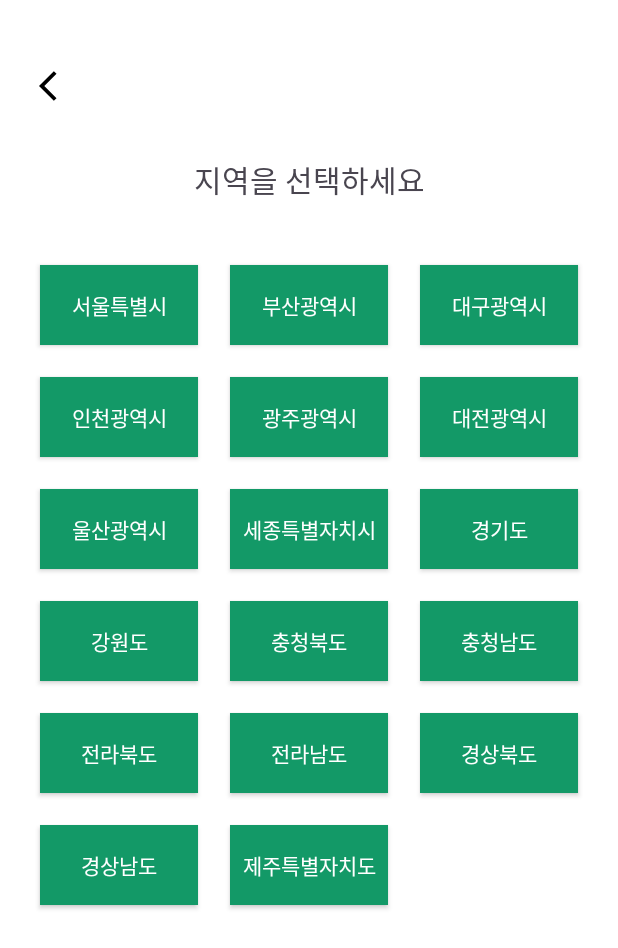
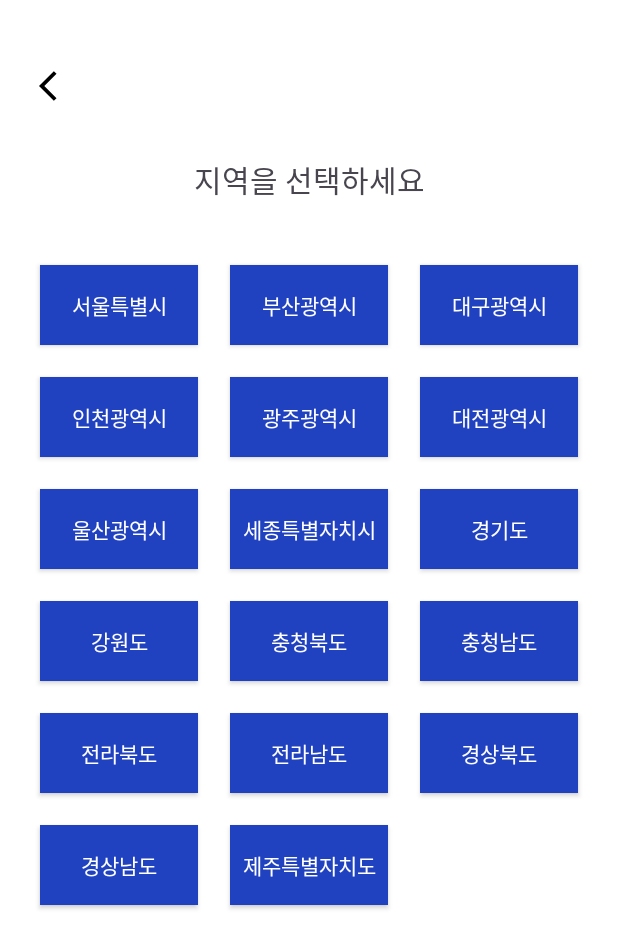
Before and after one commit to bavuchoko/golf_android, an Android app: the GameFragment screen opened directly, with no data from a screen before it, after a tap on "지역설정", on a phone screen of 412 x 824 dp. Shown: the top 948 px of the screen. Run offline under Robolectric (Android 15) with nearby library versions, the light colour scheme and no system bars; libraries missing offline, so code that uses them is left out: com.auth0.android; 1 statement that could not run was skipped.

Commit message:
앱 색상 변경

```diff
--- a/app/src/main/java/com/bavuchoko/jsparkgolf/ui/main/game/GameFragment.kt
+++ b/app/src/main/java/com/bavuchoko/jsparkgolf/ui/main/game/GameFragment.kt
@@ -198,7 +198,7 @@ class GameFragment : Fragment() {
 
     // 버튼 상태에 따라 스타일 변경
     private fun updateButtonStyles() {
-        val selectedBg = ContextCompat.getDrawable(requireContext(), R.drawable.btn_selected_basic)
+        val selectedBg = ContextCompat.getDrawable(requireContext(), R.color.app_color)
         val defaultBg = ContextCompat.getDrawable(requireContext(), R.drawable.btn_un_selected_basic)
         val selectedTextColor = ContextCompat.getColor(requireContext(), android.R.color.white)
         val defaultTextColor = ContextCompat.getColor(requireContext(), R.color.dee_gray)
--- a/app/src/main/res/values/colors.xml
+++ b/app/src/main/res/values/colors.xml
@@ -2,7 +2,7 @@
 <resources>
     <color name="black">#FF000000</color>
     <color name="dee_gray">#3C3C3C</color>
-    <color name="app_color">#139967</color>
+    <color name="app_color">#2042c1</color>
     <color name="white">#FFFFFFFF</color>
     <color name="middle_gray">#f2f2f2</color>
     <color name="light_gray">#95F1F6FB</color>
```
